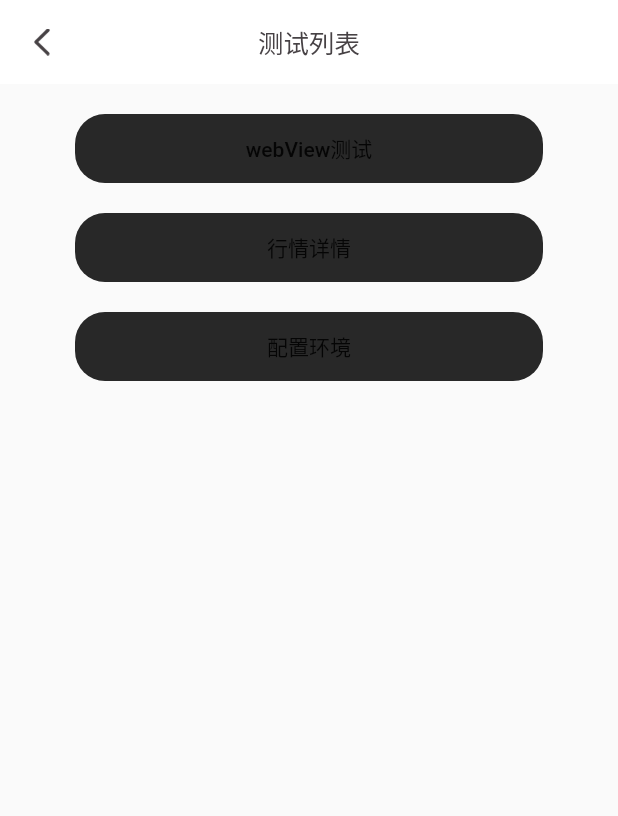
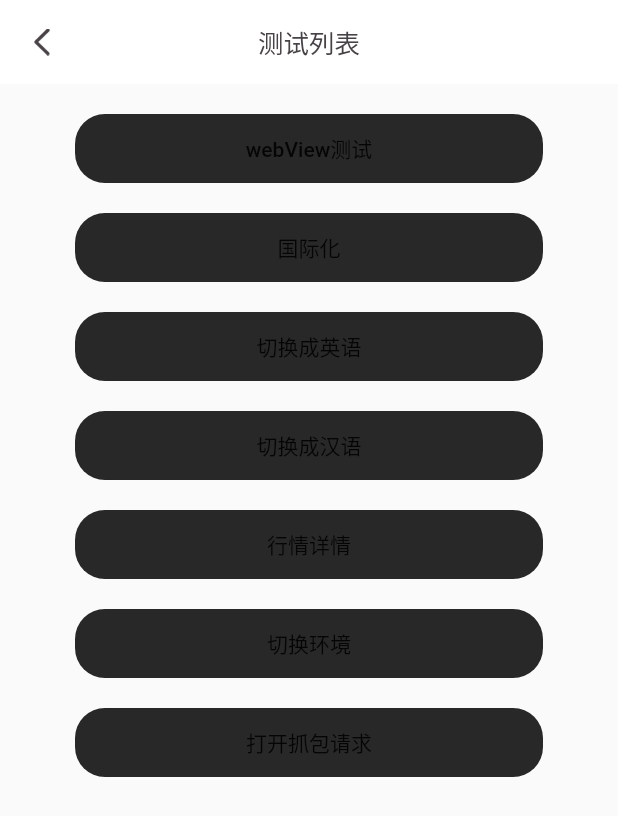
Before and after one commit to hotdog45/rok, a Flutter app: the TestPage screen opened directly, on a phone screen of 412 x 824 dp. Shown: the top 816 px of the screen. Run offline on Flutter 3.47's test engine with Material 2 defaults, Android fonts, the phone set to English and light mode, and no system bars; our stand-ins replace cached_network_image, connectivity, dio, event_bus, flutter_easyloading, flutter_easyrefresh and 7 more; missing offline and left inert: dio_log, flutter_geetest_plugin, fluwx, launch_review, r_upgrade, umeng_analytics_plugin; accounts and stored records are empty; generated files the repository leaves out were written again; statements that could not run were skipped.

Commit message:
国际化 8国语言支持

```diff
--- a/lib/common/config/config.dart
+++ b/lib/common/config/config.dart
@@ -1,6 +1,6 @@
 
 class Config {
-  static const PAGE_SIZE = 50;
+  static const PAGE_SIZE = 20;
   static const DEBUG = true;
 
   static final String ERR_MSG1 = "系统错误~";
@@ -11,10 +11,7 @@ class Config {
   static const KEY_API_HOST = KEY_API_HOST_TEST;
 
   static const KEY_API_HOST_RELEASE = "4";
-  static const KEY_API_HOST_PRE = "3";
   static const KEY_API_HOST_TEST = "2";
-  static const KEY_API_HOST_DEV = "1";
-  static const KEY_API_HOST_SIT = "0";
 
   static const KEY_API_NUM = "api_num";
   static const TOKEN_KEY = "token";
--- a/lib/main.dart
+++ b/lib/main.dart
@@ -1,30 +1,37 @@
 import 'package:flutter/foundation.dart';
 import 'package:flutter/material.dart';
 import 'package:flutter/services.dart';
+import 'package:flutter_i18n/flutter_i18n_delegate.dart';
+import 'package:flutter_i18n/loaders/file_translation_loader.dart';
 import 'package:flutter_localizations/flutter_localizations.dart';
 
 import 'common/unils/app_init_utils.dart';
 import 'page/common/welcome_page.dart';
-void main() {
+void main() async{
+  final FlutterI18nDelegate flutterI18nDelegate = FlutterI18nDelegate(
+    translationLoader: FileTranslationLoader(
+        useCountryCode: false,
+        fallbackFile: 'zh',
+        basePath: 'assets/i18n',
+        forcedLocale: Locale('zh')),
+  );
+  WidgetsFlutterBinding.ensureInitialized();
+
+  await flutterI18nDelegate.load(null);
   appInitUtils.initEasyLoading();
   SystemChrome.setSystemUIOverlayStyle(SystemUiOverlayStyle.light);
   appInitUtils.initAndroidSystemUI();
-  runApp(MyApp());
+  runApp(MyApp(flutterI18nDelegate));
 }
 
-class MyApp extends StatefulWidget {
-  @override
-  _MyAppState createState() => _MyAppState();
-}
 
-class _MyAppState extends State<MyApp> {
-  @override
-  void initState() {
-    super.initState();
-//    appInitUtils.initFluwx();
-//    appInitUtils.initUmeng();
-    WidgetsFlutterBinding.ensureInitialized();
-  }
+
+class MyApp extends StatelessWidget {
+
+  final FlutterI18nDelegate flutterI18nDelegate;
+
+  MyApp(this.flutterI18nDelegate);
+
 
   @override
   Widget build(BuildContext context) {
@@ -33,7 +40,7 @@ class _MyAppState extends State<MyApp> {
         debugShowCheckedModeBanner: !kReleaseMode,
         theme: appInitUtils.initThemeData(),
         localizationsDelegates: [
-          appInitUtils.flutterI18nDelegate,
+          flutterI18nDelegate,
           GlobalMaterialLocalizations.delegate,
           GlobalWidgetsLocalizations.delegate
         ],
--- a/lib/page/test_page.dart
+++ b/lib/page/test_page.dart
@@ -1,11 +1,13 @@
-
 import 'dart:math';
 
+import 'package:dio_log/overlay_draggable_button.dart';
 import 'package:flutter/material.dart';
 import 'package:flutter_screenutil/screenutil.dart';
 import 'package:launch_review/launch_review.dart';
+import 'package:rok/common/unils/i18n_utils.dart';
 import 'package:rok/common/unils/navigator_utils.dart';
 import 'package:rok/page/quotes_details_page.dart';
+import 'package:rok/test/i18nPage.dart';
 import 'package:rok/widget/common/yp_app_bar.dart';
 
 import 'common/webview_page.dart';
@@ -23,8 +25,7 @@ class _TestPageState extends State<TestPage> {
     return Scaffold(
       appBar: YPAppBar("测试列表").build(context),
       body: Container(
-          child:
-          ListView(
+          child: ListView(
         children: <Widget>[
           Container(
               margin: EdgeInsets.only(left: 50, top: 20, right: 50),
@@ -35,8 +36,52 @@ class _TestPageState extends State<TestPage> {
                 child: Text("webView测试"),
                 shape: RoundedRectangleBorder(
                     borderRadius: BorderRadius.circular(20.0)),
-                    onPressed: ()  {
-                      NavigatorUtils.navigatorRouter(context, WebViewPage(url: "https://www.baidu.com"));
+                onPressed: () {
+                  NavigatorUtils.navigatorRouter(
+                      context, WebViewPage(url: "https://www.baidu.com"));
+                },
+              )),
+          Container(
+              margin: EdgeInsets.only(left: 50, top: 20, right: 50),
+              height: 46,
+              width: double.infinity,
+              child: FlatButton(
+                color: getRandomColor(),
+                child: Text("国际化"),
+                shape: RoundedRectangleBorder(
+                    borderRadius: BorderRadius.circular(20.0)),
+                onPressed: () {
+                  NavigatorUtils.navigatorRouter(context, MyHomePage());
+                },
+              )),
+          Container(
+              margin: EdgeInsets.only(left: 50, top: 20, right: 50),
+              height: 46,
+              width: double.infinity,
+              child: FlatButton(
+                color: getRandomColor(),
+                child: Text("切换成英语"),
+                shape: RoundedRectangleBorder(
+                    borderRadius: BorderRadius.circular(20.0)),
+                onPressed: () {
+                  setState(() {
+                    I18nUtils.refresh(context, LanguageEnum.English);
+                  });
+                },
+              )),
+          Container(
+              margin: EdgeInsets.only(left: 50, top: 20, right: 50),
+              height: 46,
+              width: double.infinity,
+              child: FlatButton(
+                color: getRandomColor(),
+                child: Text("切换成汉语"),
+                shape: RoundedRectangleBorder(
+                    borderRadius: BorderRadius.circular(20.0)),
+                onPressed: () {
+                  setState(() {
+                    I18nUtils.refresh(context, LanguageEnum.China);
+                  });
                 },
               )),
           Container(
@@ -58,17 +103,28 @@ class _TestPageState extends State<TestPage> {
               width: double.infinity,
               child: FlatButton(
                 color: getRandomColor(),
-                    child: Text("配置环境"),
+                child: Text("切换环境"),
                 shape: RoundedRectangleBorder(
                     borderRadius: BorderRadius.circular(20.0)),
                 onPressed: () {
 //                      NavigatorUtils.navigatorRouter(context, ConfigPage());
                 },
               )),
-
+          Container(
+              margin: EdgeInsets.only(left: 50, top: 20, right: 50),
+              height: 46,
+              width: double.infinity,
+              child: FlatButton(
+                color: getRandomColor(),
+                child: Text("打开抓包请求"),
+                shape: RoundedRectangleBorder(
+                    borderRadius: BorderRadius.circular(20.0)),
+                onPressed: () {
+                  showDebugBtn(context);
+                },
+              )),
         ],
-          )
-      ),
+      )),
     );
   }
 
```
Also changed, not shown: assets/i18n/ar.yaml (added, +28 -0 lines), assets/i18n/en.yaml (added, +27 -0 lines), assets/i18n/fr.yaml (added, +28 -0 lines), assets/i18n/in.yaml (added, +28 -0 lines), assets/i18n/ja.yaml (added, +28 -0 lines), assets/i18n/ko.yaml (added, +28 -0 lines), assets/i18n/sp.yaml (added, +28 -0 lines), assets/i18n/zh.yaml (added, +26 -0 lines), assrts/i18n/en.yaml (deleted, +0 -17 lines), assrts/i18n/zh.yaml (deleted, +0 -17 lines), lib/common/unils/app_init_utils.dart (+1 -7 lines), lib/common/unils/i18n_utils.dart (added, +63 -0 lines), lib/page/common/main_page.dart (+7 -4 lines), lib/page/user/login_page.dart (+6 -4 lines), 1 more files, 2 other files. Lines whose indentation alone changed are shown as unchanged.
